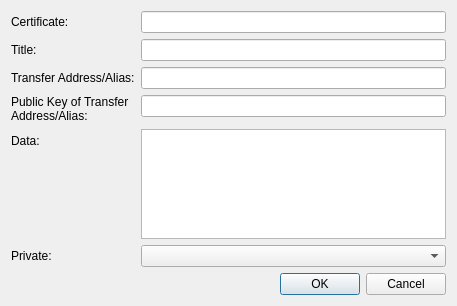
First picture: the form in src/qt/forms/editcertdialog.ui, repository syscoin/syscoin1, before the edit.
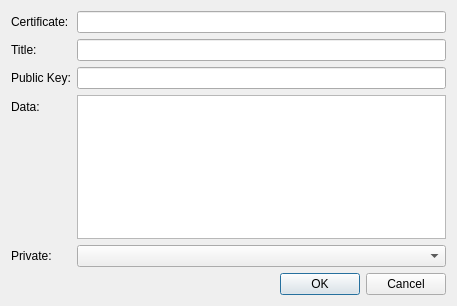
Second picture: the form after the edit.

The edit to the form file:
```diff
--- a/src/qt/forms/editcertdialog.ui
+++ b/src/qt/forms/editcertdialog.ui
@@ -54,9 +54,9 @@
       </widget>
      </item>
      <item row="2" column="0">
-      <widget class="QLabel" name="transferLabel">
+      <widget class="QLabel" name="pubKeyLabel">
        <property name="text">
-        <string>Transfer Address/Alias:</string>
+        <string>Public Key:</string>
        </property>
        <property name="wordWrap">
         <bool>true</bool>
@@ -64,45 +64,32 @@
       </widget>
      </item>
      <item row="2" column="1">
-      <widget class="QLineEdit" name="transferEdit"/>
+      <widget class="QLineEdit" name="pubKeyEdit"/>
      </item>
-     <item row="4" column="0">
+     <item row="3" column="0">
       <widget class="QLabel" name="certDataLabel">
        <property name="text">
         <string>Data:</string>
        </property>
       </widget>
      </item>
-     <item row="4" column="1">
+     <item row="3" column="1">
       <widget class="QTextEdit" name="certDataEdit"/>
      </item>
-     <item row="5" column="1">
+     <item row="4" column="0">
+      <widget class="QLabel" name="privateLabel">
+       <property name="text">
+        <string>Private:</string>
+       </property>
+      </widget>
+     </item>
+     <item row="4" column="1">
       <widget class="QComboBox" name="privateBox">
        <property name="maxVisibleItems">
         <number>2</number>
        </property>
       </widget>
      </item>
-     <item row="5" column="0">
-      <widget class="QLabel" name="privateLabel">
-       <property name="text">
-        <string>Private:</string>
-       </property>
-      </widget>
-     </item>
-     <item row="3" column="0">
-      <widget class="QLabel" name="pubKeyLabel">
-       <property name="text">
-        <string>Public Key of Transfer Address/Alias:</string>
-       </property>
-       <property name="wordWrap">
-        <bool>true</bool>
-       </property>
-      </widget>
-     </item>
-     <item row="3" column="1">
-      <widget class="QLineEdit" name="pubKeyEdit"/>
-     </item>
     </layout>
    </item>
    <item>
```
